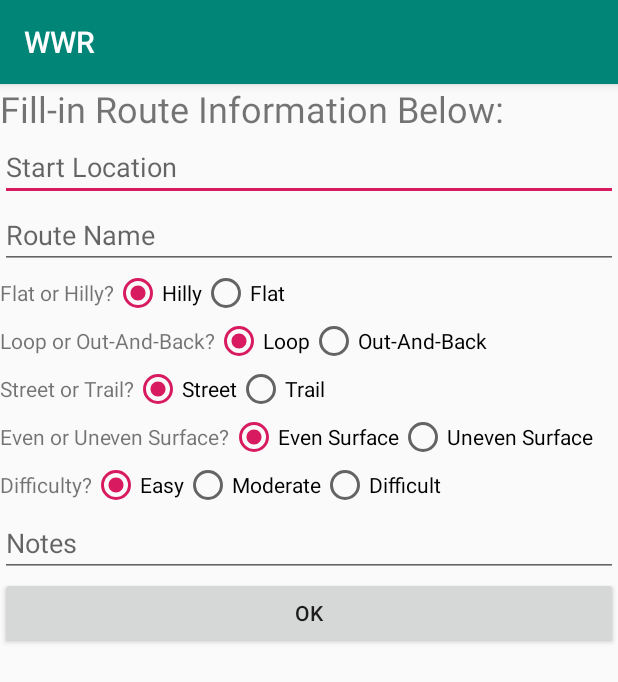
After one commit to UCSD-CSE-110-2020/team-project-team28, an Android app: the RoutesActivity screen opened directly, with no data from a screen before it, on a phone screen of 412 x 824 dp. The commit adds this screen. Shown: the top 682 px of the screen. Run offline under Robolectric (Android 15) with nearby library versions, the phone set to English and light mode, and no system bars.

Commit message:
Linked some parts

```diff
--- a/app/build.gradle
+++ b/app/build.gradle
@@ -4,6 +4,7 @@ android {
     compileSdkVersion 29
 
     testOptions {
+        animationsDisabled = true
         unitTests {
             includeAndroidResources = true
             all {
@@ -39,4 +40,6 @@ dependencies {
     testImplementation 'junit:junit:4.12'
     androidTestImplementation 'androidx.test.ext:junit:1.1.0'
     androidTestImplementation 'androidx.test.espresso:espresso-core:3.1.1'
+    androidTestImplementation 'androidx.test:rules:1.3.0-alpha03'
+    androidTestImplementation 'androidx.test:rules:1.2.0'
 }
--- a/app/src/main/AndroidManifest.xml
+++ b/app/src/main/AndroidManifest.xml
@@ -9,12 +9,13 @@
         android:roundIcon="@mipmap/ic_launcher_round"
         android:supportsRtl="true"
         android:theme="@style/AppTheme">
-        <activity android:name=".RouteDetail"></activity>
+        <activity android:name=".RoutesActivity" />
+        <activity android:name=".RouteDetail" />
         <activity android:name=".RouteScreen" />
         <activity
             android:name=".WalkScreenActivity"
             android:label="@string/title_activity_walk_screen"
-            android:theme="@style/AppTheme.NoActionBar"></activity>
+            android:theme="@style/AppTheme.NoActionBar" />
         <activity
             android:name=".MainActivity"
             android:label="@string/app_name"
--- a/app/src/main/java/com/example/wwr/RouteDetail.java
+++ b/app/src/main/java/com/example/wwr/RouteDetail.java
@@ -2,7 +2,10 @@ package com.example.wwr;
 
 import androidx.appcompat.app.AppCompatActivity;
 
+import android.content.Intent;
 import android.os.Bundle;
+import android.view.View;
+import android.widget.Button;
 import android.widget.TextView;
 
 import org.w3c.dom.Text;
@@ -33,5 +36,14 @@ public class RouteDetail extends AppCompatActivity {
         distance.setText(getIntent().getStringExtra("distance"));
         note.setText(getIntent().getStringExtra("note"));
 
+        Button routeInfo = (Button) findViewById(R.id.route_info_start_button);
+        routeInfo.setOnClickListener(new View.OnClickListener() {
+            @Override
+            public void onClick(View view) {
+                Intent intent = new Intent(getApplicationContext(), WalkScreenActivity.class);
+                startActivity(intent);
+            }
+        });
+
     }
 }
--- a/app/src/main/java/com/example/wwr/RouteScreen.java
+++ b/app/src/main/java/com/example/wwr/RouteScreen.java
@@ -4,6 +4,7 @@ import androidx.appcompat.app.AppCompatActivity;
 import androidx.recyclerview.widget.LinearLayoutManager;
 import androidx.recyclerview.widget.RecyclerView;
 
+import android.content.Intent;
 import android.os.Bundle;
 import android.view.View;
 import android.widget.Button;
@@ -11,37 +12,22 @@ import android.widget.Button;
 import java.util.ArrayList;
 
 public class RouteScreen extends AppCompatActivity {
-    private RecyclerView routeScreenView;
-    private RecyclerView.Adapter routeAdapter;
-    private RecyclerView.LayoutManager routeLayoutManager;
+    public static RecyclerView routeScreenView;
+    public static RecyclerView.Adapter routeAdapter;
+    public static RecyclerView.LayoutManager routeLayoutManager;
 
-    ArrayList<Route> routeList = new ArrayList<>();
+    public static ArrayList<Route> routeList = new ArrayList<Route>();
+
+
+    public static void notifyInsert() {
+        routeAdapter.notifyItemInserted(routeList.size() - 1);
+    }
 
 
     @Override
     protected void onCreate(Bundle savedInstanceState) {
         super.onCreate(savedInstanceState);
         setContentView(R.layout.activity_route_screen);
-
-
-       addToRouteList("Home", "California",
-                6510, 110.0, 70, "Great Run", true);
-
-       addToRouteList("Staples", "California",
-                320, 10.0, 5, "Not good", false);
-
-        addToRouteList("Wedding", "Miami",
-                40000, 230.0, 300, "Wow", true);
-
-        addToRouteList("Home", "California",
-                6510, 110.0, 70, "Great Run asdfddfaksfjlfjlasjflajdfladjslfjaklsdjflkadsjfkladsjflkdjasklfjdaslkfjaldksjfklajkfajl", true);
-
-        addToRouteList("Staples", "California",
-                320, 10.0, 5, "Not good", false);
-
-        addToRouteList("Wedding", "Miami",
-                40000, 230.0, 300, "Wow", true);
-
 
         routeScreenView = findViewById(R.id.routeScreen);
         routeScreenView.setHasFixedSize(true);
@@ -59,9 +45,19 @@ public class RouteScreen extends AppCompatActivity {
                 finish();
             }
         });
+
+        Button addRouteButton = (Button) findViewById(R.id.addRouteButton);
+
+        addRouteButton.setOnClickListener(new View.OnClickListener() {
+            @Override
+            public void onClick(View view) {
+                Intent intent = new Intent(getApplicationContext(), RoutesActivity.class);
+                startActivity(intent);
+            }
+        });
     }
 
-    public void addToRouteList(String routeName, String startingLocation,
+    public static void addToRouteList(String routeName, String startingLocation,
                          int totalSteps, double totalMiles, int totalMinutes, String note,
                                boolean isFavorite) {
 
--- /dev/null
+++ b/app/src/main/java/com/example/wwr/RoutesActivity.java
@@ -0,0 +1,93 @@
+package com.example.wwr;
+
+import androidx.appcompat.app.AppCompatActivity;
+
+import android.content.Intent;
+import android.os.Bundle;
+import android.view.View;
+import android.widget.Button;
+import android.widget.EditText;
+import android.widget.RadioButton;
+import android.widget.RadioGroup;
+import android.content.SharedPreferences;
+
+public class RoutesActivity extends AppCompatActivity {
+    private final String EMPTY_STRING = "";
+
+    RadioGroup flatGroup, loopGroup, streetGroup, surfaceGroup, difficultyGroup;
+    RadioButton flatButton, loopButton, streetButton, surfaceButton, difficultyButton;
+    EditText routeName, startLocation, notes;
+    Button okButton;
+
+
+    @Override
+    protected void onCreate(Bundle savedInstanceState) {
+        super.onCreate(savedInstanceState);
+        setContentView(R.layout.activity_routes);
+
+        //initialize all group variables
+        flatGroup = findViewById(R.id.groupFlat);
+        loopGroup = findViewById(R.id.groupLoop);
+        streetGroup = findViewById(R.id.groupStreet);
+        surfaceGroup = findViewById(R.id.groupSurface);
+        difficultyGroup = findViewById(R.id.groupDifficulty);
+        routeName = findViewById(R.id.routeNamePage);
+        startLocation = findViewById(R.id.startLocationName);
+        notes = findViewById(R.id.routeNotes);
+
+        routeName.setText(EMPTY_STRING);
+        startLocation.setText(EMPTY_STRING);
+        notes.setText(EMPTY_STRING);
+
+    } // end onCreate()
+
+    public void pressOK (View view) {
+        // grab radio button selections
+        int radioId = flatGroup.getCheckedRadioButtonId();
+        flatButton = findViewById(radioId);
+
+        radioId = loopGroup.getCheckedRadioButtonId();
+        loopButton = findViewById(radioId);
+
+        radioId = streetGroup.getCheckedRadioButtonId();
+        streetButton = findViewById(radioId);
+
+        radioId = surfaceGroup.getCheckedRadioButtonId();
+        surfaceButton = findViewById(radioId);
+
+        radioId = difficultyGroup.getCheckedRadioButtonId();
+        difficultyButton = findViewById(radioId);
+
+        // grab user inputted text
+        routeName = (EditText) findViewById(R.id.routeNamePage);
+        startLocation = (EditText) findViewById(R.id.startLocationName);
+        notes = (EditText) findViewById(R.id.routeNotes);
+
+        // now save values
+        SharedPreferences userPref = getSharedPreferences(routeName.getText().toString() + "_info", MODE_PRIVATE);
+        SharedPreferences.Editor editor = userPref.edit();
+
+        // set info
+        editor.putString("routeName", routeName.getText().toString());
+        editor.putString("startLocation", startLocation.getText().toString());
+        editor.putString("flatOrHilly", flatButton.getText().toString());
+        editor.putString("loopOrOut", loopButton.getText().toString());
+        editor.putString("streetOrTrail", streetButton.getText().toString());
+        editor.putString("surface", surfaceButton.getText().toString());
+        editor.putString("difficulty", difficultyButton.getText().toString());
+        editor.putString("notes", notes.getText().toString());
+
+
+        // apply changes
+        editor.apply();
+
+        RouteScreen.addToRouteList(routeName.getText().toString(),
+                startLocation.getText().toString(), 0, 0, 0,
+                notes.getText().toString(), false);
+
+        RouteScreen.notifyInsert();
+
+        finish();
+    }
+
+} // end RoutesActivity
--- a/app/src/main/res/layout/activity_route_detail.xml
+++ b/app/src/main/res/layout/activity_route_detail.xml
@@ -50,7 +50,7 @@
             android:layout_below="@id/route_detail_distance" />
 
         <Button
-            android:id="@+id/button2"
+            android:id="@+id/route_info_start_button"
             android:layout_width="fill_parent"
             android:layout_height="wrap_content"
             android:orientation="vertical"
--- a/app/src/main/res/layout/activity_route_screen.xml
+++ b/app/src/main/res/layout/activity_route_screen.xml
@@ -22,14 +22,14 @@
         android:layout_height="wrap_content"
         android:text="Go Back To Main Menu" />
 
-    <ImageButton
-        android:id="@+id/addRoute"
+    <Button
+        android:id="@+id/addRouteButton"
+        android:text="Add Route"
         android:layout_width="wrap_content"
         android:layout_height="wrap_content"
         android:layout_marginLeft="175dp"
         android:layout_alignParentTop="true"
         android:layout_alignParentRight="true"
-        android:src="@drawable/ic_add_black_24dp"
         />
 
 </RelativeLayout>
--- /dev/null
+++ b/app/src/main/res/layout/activity_routes.xml
@@ -0,0 +1,223 @@
+<?xml version="1.0" encoding="utf-8"?>
+<LinearLayout xmlns:android="http://schemas.android.com/apk/res/android"
+    xmlns:app="http://schemas.android.com/apk/res-auto"
+    xmlns:tools="http://schemas.android.com/tools"
+    android:layout_width="match_parent"
+    android:layout_height="match_parent"
+    android:orientation="vertical"
+    tools:context=".RoutesActivity">
+
+    <TextView
+        android:id="@+id/fillRouteText"
+        android:layout_width="wrap_content"
+        android:layout_height="wrap_content"
+        android:text="Fill-in Route Information Below:"
+        android:textSize="24sp"
+        tools:layout_editor_absoluteX="82dp"
+        tools:layout_editor_absoluteY="80dp"
+        />
+
+    <EditText
+        android:id="@+id/startLocationName"
+        android:layout_width="match_parent"
+        android:layout_height="wrap_content"
+        android:ems="10"
+        android:hint="Start Location"
+        android:inputType="textPersonName"
+        app:layout_constraintBottom_toBottomOf="parent"
+        app:layout_constraintEnd_toEndOf="parent"
+        app:layout_constraintHorizontal_bias="0.0"
+        app:layout_constraintStart_toStartOf="parent"
+        app:layout_constraintTop_toTopOf="parent"
+        app:layout_constraintVertical_bias="0.276"
+        />
+
+    <EditText
+        android:id="@+id/routeNamePage"
+        android:layout_width="match_parent"
+        android:layout_height="wrap_content"
+        android:ems="10"
+        android:hint="Route Name"
+        android:inputType="textPersonName"
+        app:layout_constraintBottom_toBottomOf="parent"
+        app:layout_constraintEnd_toEndOf="parent"
+        app:layout_constraintHorizontal_bias="0.0"
+        app:layout_constraintStart_toStartOf="parent"
+        app:layout_constraintTop_toTopOf="parent"
+        app:layout_constraintVertical_bias="0.18" />
+
+
+    <RadioGroup
+        android:id="@+id/groupFlat"
+        android:layout_width="match_parent"
+        android:layout_height="wrap_content"
+        android:orientation="horizontal"
+        tools:layout_editor_absoluteX="0dp"
+        tools:layout_editor_absoluteY="259dp">
+
+        <TextView
+            android:id="@+id/radio_header_1"
+            android:layout_width="wrap_content"
+            android:layout_height="wrap_content"
+            android:text="Flat or Hilly?"
+            />
+
+        <RadioButton
+            android:id="@+id/radio_hilly"
+            android:layout_width="wrap_content"
+            android:layout_height="wrap_content"
+            android:text="Hilly"
+            tools:layout_editor_absoluteX="16dp"
+            tools:layout_editor_absoluteY="270dp"
+            android:checked="true"/>
+
+        <RadioButton
+            android:id="@+id/radio_flat"
+            android:layout_width="wrap_content"
+            android:layout_height="wrap_content"
+            android:text="Flat"
+            tools:layout_editor_absoluteX="134dp"
+            tools:layout_editor_absoluteY="270dp" />
+
+    </RadioGroup>
+
+    <RadioGroup
+        android:id="@+id/groupLoop"
+        android:layout_width="match_parent"
+        android:layout_height="wrap_content"
+        android:orientation="horizontal"
+        tools:layout_editor_absoluteX="0dp"
+        tools:layout_editor_absoluteY="306dp">
+
+        <TextView
+            android:id="@+id/radio_header_2"
+            android:layout_width="wrap_content"
+            android:layout_height="wrap_content"
+            android:text="Loop or Out-And-Back?" />
+
+        <RadioButton
+            android:id="@+id/radio_loop"
+            android:layout_width="wrap_content"
+            android:layout_height="wrap_content"
+            android:text="Loop"
+            android:checked="true"/>
+
+        <RadioButton
+            android:id="@+id/radio_out_and_back"
+            android:layout_width="wrap_content"
+            android:layout_height="wrap_content"
+            android:text="Out-And-Back" />
+
+    </RadioGroup>
+
+    <RadioGroup
+        android:id="@+id/groupStreet"
+        android:layout_width="match_parent"
+        android:layout_height="wrap_content"
+        android:orientation="horizontal"
+        tools:layout_editor_absoluteX="0dp"
+        tools:layout_editor_absoluteY="349dp">
+
+        <TextView
+            android:id="@+id/radio_header_3"
+            android:layout_width="wrap_content"
+            android:layout_height="wrap_content"
+            android:text="Street or Trail?" />
+
+        <RadioButton
+            android:id="@+id/radio_street"
+            android:layout_width="wrap_content"
+            android:layout_height="wrap_content"
+            android:text="Street"
+            android:checked="true"/>
+
+        <RadioButton
+            android:id="@+id/radio_trail"
+            android:layout_width="wrap_content"
+            android:layout_height="wrap_content"
+            android:text="Trail" />
+
+    </RadioGroup>
+
+    <RadioGroup
+        android:id="@+id/groupSurface"
+        android:layout_width="match_parent"
+        android:layout_height="wrap_content"
+        android:orientation="horizontal"
+        tools:layout_editor_absoluteX="0dp"
+        tools:layout_editor_absoluteY="394dp">
+
+        <TextView
+            android:id="@+id/radio_header_4"
+            android:layout_width="wrap_content"
+            android:layout_height="wrap_content"
+            android:text="Even or Uneven Surface?" />
+
+        <RadioButton
+            android:id="@+id/radio_even"
+            android:layout_width="wrap_content"
+            android:layout_height="wrap_content"
+            android:text="Even Surface"
+            android:checked="true"/>
+
+        <RadioButton
+            android:id="@+id/radio_uneven"
+            android:layout_width="wrap_content"
+            android:layout_height="wrap_content"
+            android:text="Uneven Surface" />
+
+    </RadioGroup>
+
+    <RadioGroup
+        android:id="@+id/groupDifficulty"
+        android:layout_width="match_parent"
+        android:layout_height="wrap_content"
+        android:orientation="horizontal"
+        tools:layout_editor_absoluteX="-16dp"
+        tools:layout_editor_absoluteY="445dp">
+
+        <TextView
+            android:id="@+id/radio_header_5"
+            android:layout_width="wrap_content"
+            android:layout_height="wrap_content"
+            android:text="Difficulty?" />
+
+        <RadioButton
+            android:id="@+id/radio_easy"
+            android:layout_width="wrap_content"
+            android:layout_height="wrap_content"
+            android:text="Easy"
+            android:checked="true"/>
+
+        <RadioButton
+            android:id="@+id/radio_moderate"
+            android:layout_width="wrap_content"
+            android:layout_height="wrap_content"
+            android:text="Moderate" />
+
+        <RadioButton
+            android:id="@+id/radio_difficult"
+            android:layout_width="wrap_content"
+            android:layout_height="wrap_content"
+            android:text="Difficult" />
+
+    </RadioGroup>
+
+    <EditText
+        android:id="@+id/routeNotes"
+        android:layout_width="fill_parent"
+        android:layout_height="wrap_content"
+        android:hint="Notes"
+        android:inputType="textEmailAddress"
+        tools:layout_editor_absoluteX="0dp"
+        tools:layout_editor_absoluteY="505dp" />
+
+    <Button
+        android:id="@+id/button_ok"
+        android:layout_width="match_parent"
+        android:layout_height="wrap_content"
+        android:text="@android:string/ok"
+        android:onClick="pressOK"
+        />
+
+</LinearLayout>
```
Also changed, not shown: 1 other file.
